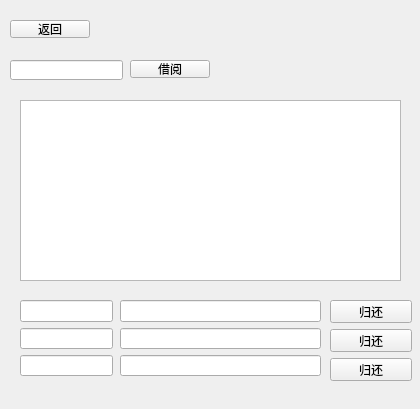
The window that stu/borrowbook.ui (125055006/NewFoolLuoJia) describes before a commit, drawn with Qt 5.
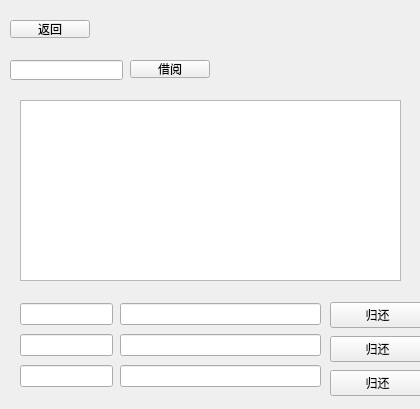
The same window after the commit.

```diff
--- a/stu/borrowbook.ui
+++ b/stu/borrowbook.ui
@@ -59,13 +59,13 @@
     <string>借阅</string>
    </property>
   </widget>
-  <widget class="QWidget" name="">
+  <widget class="QWidget" name="layoutWidget">
    <property name="geometry">
     <rect>
      <x>20</x>
      <y>300</y>
      <width>93</width>
-     <height>76</height>
+     <height>91</height>
     </rect>
    </property>
    <layout class="QVBoxLayout" name="verticalLayout">
@@ -80,13 +80,13 @@
     </item>
    </layout>
   </widget>
-  <widget class="QWidget" name="">
+  <widget class="QWidget" name="layoutWidget">
    <property name="geometry">
     <rect>
      <x>120</x>
      <y>300</y>
      <width>201</width>
-     <height>76</height>
+     <height>91</height>
     </rect>
    </property>
    <layout class="QVBoxLayout" name="verticalLayout_2">
@@ -101,13 +101,13 @@
     </item>
    </layout>
   </widget>
-  <widget class="QWidget" name="">
+  <widget class="QWidget" name="layoutWidget">
    <property name="geometry">
     <rect>
      <x>330</x>
      <y>300</y>
-     <width>82</width>
-     <height>81</height>
+     <width>95</width>
+     <height>100</height>
     </rect>
    </property>
    <layout class="QVBoxLayout" name="verticalLayout_3">
```
Left out of the diff: 2 changed lines with no effect on the pictures.
